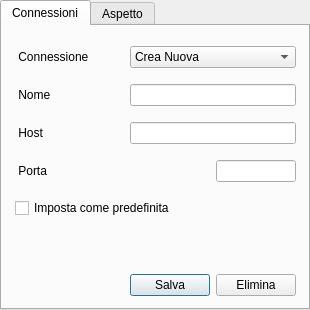
Above: src/modules/gui_option.ui from develer-staff/devclient before the change. Below: the same form after it.
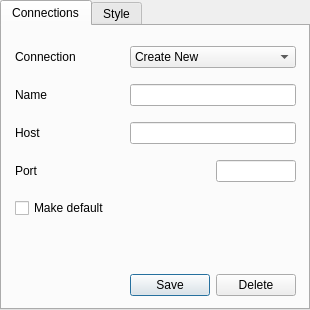
That is the form after the change.

```diff
--- a/src/modules/gui_option.ui
+++ b/src/modules/gui_option.ui
@@ -35,7 +35,7 @@
    </property>
    <widget class="QWidget" name="tab_conn" >
     <attribute name="title" >
-     <string>Connessioni</string>
+     <string>Connections</string>
     </attribute>
     <widget class="QWidget" name="gridLayout" >
      <property name="geometry" >
@@ -50,7 +50,7 @@
       <item row="1" column="0" >
        <widget class="QLabel" name="label_name_conn" >
         <property name="text" >
-         <string> Nome</string>
+         <string>Name</string>
         </property>
        </widget>
       </item>
@@ -60,7 +60,7 @@
       <item row="2" column="0" >
        <widget class="QLabel" name="label_host_conn" >
         <property name="text" >
-         <string> Host</string>
+         <string>Host</string>
         </property>
        </widget>
       </item>
@@ -70,7 +70,7 @@
       <item row="3" column="0" >
        <widget class="QLabel" name="label_port_conn" >
         <property name="text" >
-         <string> Porta</string>
+         <string>Port</string>
         </property>
        </widget>
       </item>
@@ -97,7 +97,7 @@
       <item row="4" column="0" colspan="4" >
        <widget class="QCheckBox" name="default_conn" >
         <property name="text" >
-         <string>Imposta come predefinita</string>
+         <string>Make default</string>
         </property>
        </widget>
       </item>
@@ -152,7 +152,7 @@
       <item row="6" column="2" >
        <widget class="QPushButton" name="save_conn" >
         <property name="text" >
-         <string>Salva</string>
+         <string>Save</string>
         </property>
        </widget>
       </item>
@@ -160,7 +160,7 @@
        <widget class="QComboBox" name="list_conn" >
         <item>
          <property name="text" >
-          <string>Crea Nuova</string>
+          <string>Create New</string>
          </property>
         </item>
        </widget>
@@ -168,14 +168,14 @@
       <item row="6" column="3" >
        <widget class="QPushButton" name="delete_conn" >
         <property name="text" >
-         <string>Elimina</string>
+         <string>Delete</string>
         </property>
        </widget>
       </item>
       <item row="0" column="0" colspan="2" >
        <widget class="QLabel" name="label_conn" >
         <property name="text" >
-         <string> Connessione</string>
+         <string>Connection</string>
         </property>
        </widget>
       </item>
@@ -184,7 +184,7 @@
    </widget>
    <widget class="QWidget" name="tab_style" >
     <attribute name="title" >
-     <string>Aspetto</string>
+     <string>Style</string>
     </attribute>
     <widget class="QGroupBox" name="groupBox" >
      <property name="geometry" >
```
Left out of the diff: 10 changed lines with no effect on the pictures.
